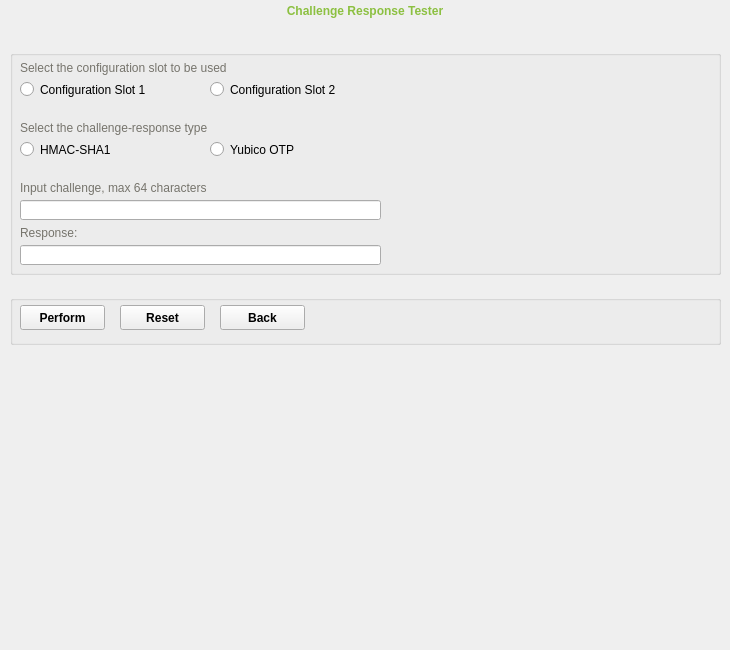
The window that src/ui/toolpage.ui (Yubico/yubikey-personalization-gui) describes before a commit, drawn with Qt 5.
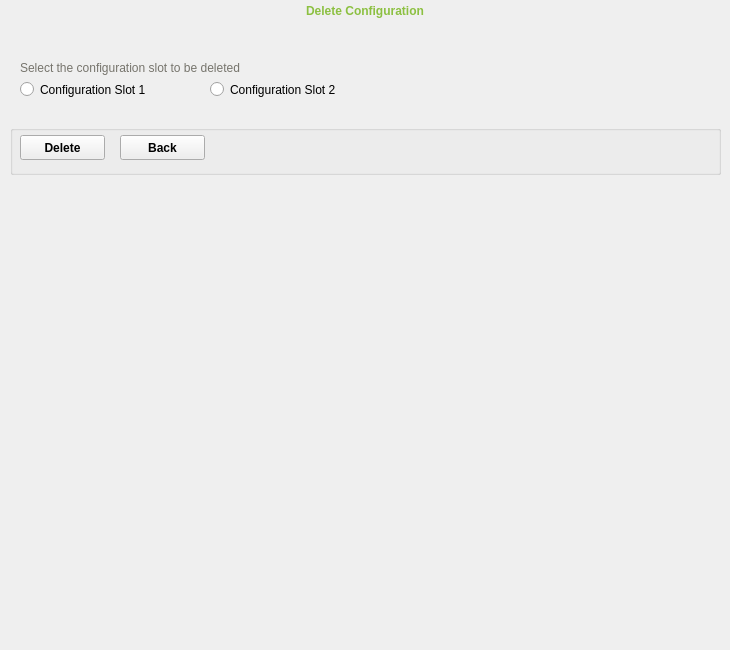
The same window after the commit.

Commit message: start with ui for deleting configuration

Diff of the .ui file:
```diff
--- a/src/ui/toolpage.ui
+++ b/src/ui/toolpage.ui
@@ -30,7 +30,7 @@
 color: rgb(0, 0, 0);</string>
   </property>
   <property name="currentIndex">
-   <number>2</number>
+   <number>4</number>
   </property>
   <widget class="QWidget" name="basePage">
    <widget class="QLabel" name="baseHeadingLbl">
@@ -1131,6 +1131,133 @@
     </widget>
    </widget>
   </widget>
+  <widget class="QWidget" name="zapPage">
+   <widget class="QWidget" name="zapSlotWidget" native="true">
+    <property name="geometry">
+     <rect>
+      <x>10</x>
+      <y>50</y>
+      <width>361</width>
+      <height>60</height>
+     </rect>
+    </property>
+    <widget class="QLabel" name="zapSlotLabel">
+     <property name="geometry">
+      <rect>
+       <x>10</x>
+       <y>10</y>
+       <width>321</width>
+       <height>16</height>
+      </rect>
+     </property>
+     <property name="styleSheet">
+      <string notr="true">font-weight: normal;
+color: rgb(118, 116, 108);</string>
+     </property>
+     <property name="text">
+      <string>Select the configuration slot to be deleted</string>
+     </property>
+    </widget>
+    <widget class="QRadioButton" name="zapSlot1Radio">
+     <property name="geometry">
+      <rect>
+       <x>10</x>
+       <y>30</y>
+       <width>151</width>
+       <height>19</height>
+      </rect>
+     </property>
+     <property name="styleSheet">
+      <string notr="true">font-weight: normal;</string>
+     </property>
+     <property name="text">
+      <string>Configuration Slot 1</string>
+     </property>
+     <property name="checkable">
+      <bool>true</bool>
+     </property>
+     <property name="checked">
+      <bool>false</bool>
+     </property>
+    </widget>
+    <widget class="QRadioButton" name="zapSlot2Radio">
+     <property name="geometry">
+      <rect>
+       <x>200</x>
+       <y>30</y>
+       <width>151</width>
+       <height>19</height>
+      </rect>
+     </property>
+     <property name="styleSheet">
+      <string notr="true">font-weight: normal;</string>
+     </property>
+     <property name="text">
+      <string>Configuration Slot 2</string>
+     </property>
+    </widget>
+   </widget>
+   <widget class="QLabel" name="zapHeadingLbl">
+    <property name="geometry">
+     <rect>
+      <x>10</x>
+      <y>0</y>
+      <width>710</width>
+      <height>22</height>
+     </rect>
+    </property>
+    <property name="styleSheet">
+     <string notr="true">font: 18px &quot;Verdana&quot;;
+font-weight: bold;
+color: rgb(140, 192, 65);</string>
+    </property>
+    <property name="text">
+     <string>Delete Configuration</string>
+    </property>
+    <property name="alignment">
+     <set>Qt::AlignCenter</set>
+    </property>
+   </widget>
+   <widget class="QGroupBox" name="zapActions">
+    <property name="geometry">
+     <rect>
+      <x>10</x>
+      <y>125</y>
+      <width>711</width>
+      <height>50</height>
+     </rect>
+    </property>
+    <property name="styleSheet">
+     <string notr="true">font-weight: bold;</string>
+    </property>
+    <widget class="QPushButton" name="zapPerformBtn">
+     <property name="geometry">
+      <rect>
+       <x>10</x>
+       <y>10</y>
+       <width>85</width>
+       <height>25</height>
+      </rect>
+     </property>
+     <property name="text">
+      <string>Delete</string>
+     </property>
+    </widget>
+    <widget class="QPushButton" name="zapBackBtn">
+     <property name="geometry">
+      <rect>
+       <x>110</x>
+       <y>10</y>
+       <width>85</width>
+       <height>25</height>
+      </rect>
+     </property>
+     <property name="text">
+      <string>Back</string>
+     </property>
+    </widget>
+   </widget>
+  </widget>
  </widget>
  <tabstops>
   <tabstop>converterHexTxt</tabstop>
```
Left out of the diff: 52 changed lines with no effect on the pictures. The commit also changes 2 other files.
